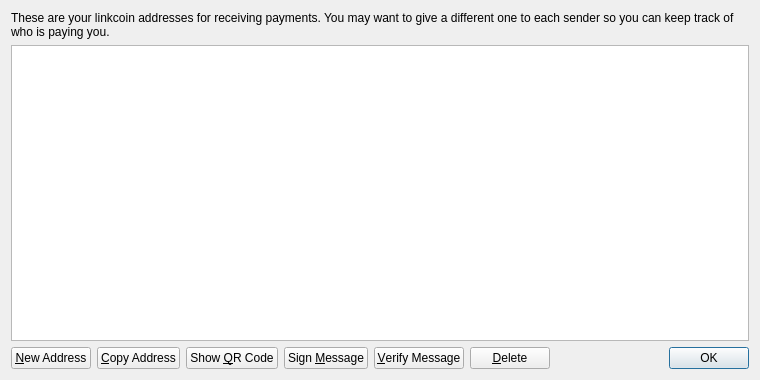
Above: src/qt/forms/addressbookpage.ui from blinecoin/BLineCoin before the change. Below: the same form after it.
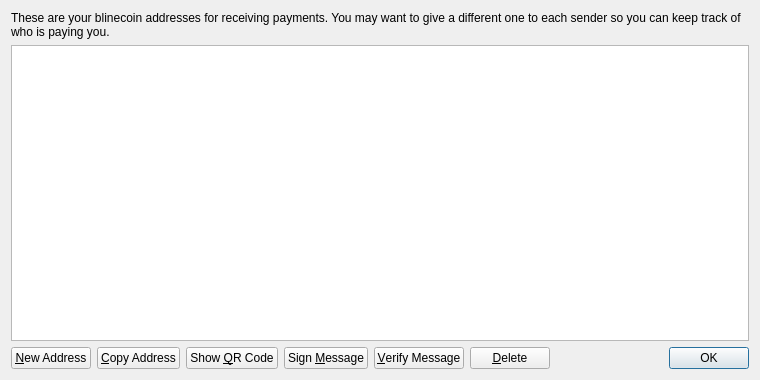
That is the form after the change. Icons and pictures are not drawn.

What changed in the file:
```diff
--- a/src/qt/forms/addressbookpage.ui
+++ b/src/qt/forms/addressbookpage.ui
@@ -17,7 +17,7 @@
    <item>
     <widget class="QLabel" name="labelExplanation">
      <property name="text">
-      <string>These are your linkcoin addresses for receiving payments. You may want to give a different one to each sender so you can keep track of who is paying you.</string>
+      <string>These are your blinecoin addresses for receiving payments. You may want to give a different one to each sender so you can keep track of who is paying you.</string>
      </property>
      <property name="textFormat">
       <enum>Qt::PlainText</enum>
```
Left out of the diff: 4 changed lines with no effect on the pictures.
